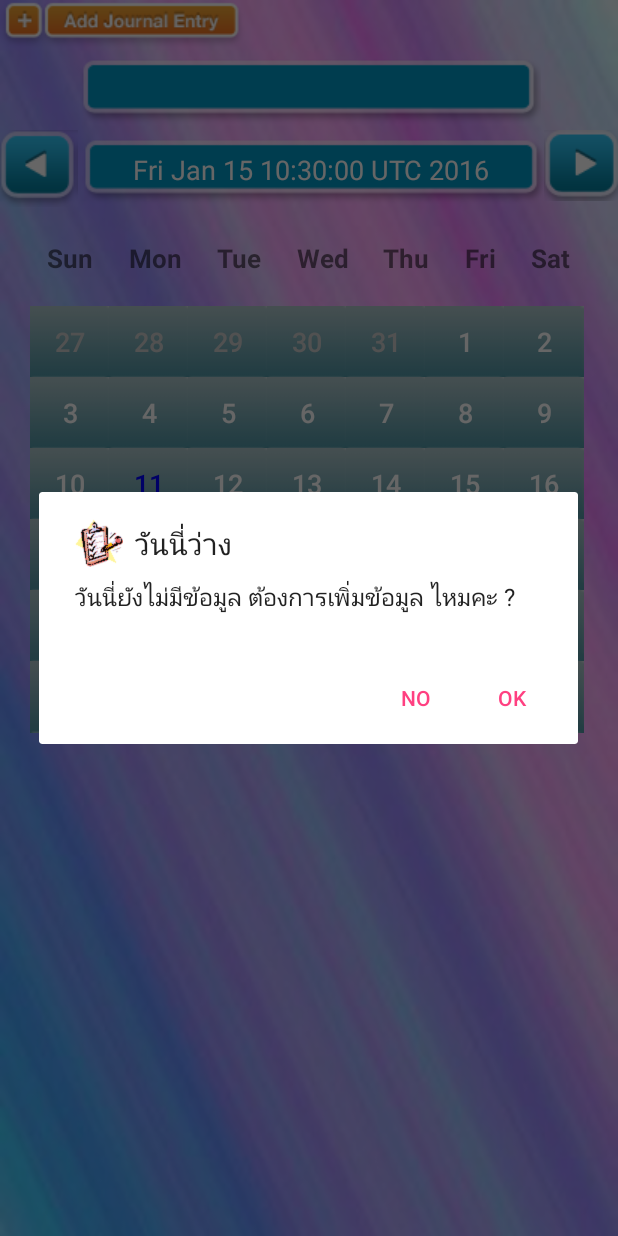
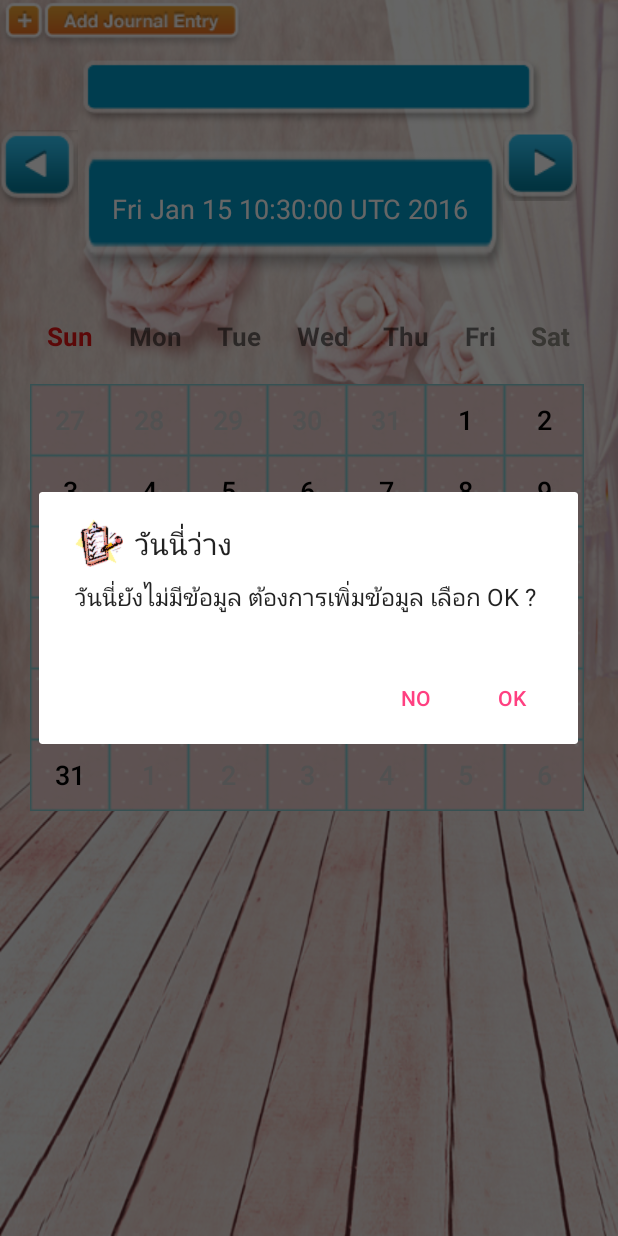
Before and after one commit to sirinrat-3010/Solendar_2, an Android app: the screen it shows after launch (MainActivity), after a tap on an icon or button, on a phone screen of 412 x 824 dp. Run offline under Robolectric (Android 15) with nearby library versions, the light colour scheme and no system bars.

```diff
--- a/app/src/main/java/rtc/amornrat/sirinrat/solendar/MainActivity.java
+++ b/app/src/main/java/rtc/amornrat/sirinrat/solendar/MainActivity.java
@@ -264,10 +264,10 @@ public class MainActivity extends Activity implements OnClickListener {
                 gridcell.setTextColor(Color.LTGRAY);
             }
             if (day_color[1].equals("WHITE")) {
-                gridcell.setTextColor(Color.WHITE);
+                gridcell.setTextColor(Color.BLACK);
             }
             if (position == currentDayOfMonth) {
-                gridcell.setTextColor(Color.BLUE);
+                gridcell.setTextColor(Color.BLACK);
             }
 
             return row;
@@ -313,7 +313,7 @@ public class MainActivity extends Activity implements OnClickListener {
         AlertDialog.Builder objBuilder = new AlertDialog.Builder(this);
         objBuilder.setIcon(R.drawable.icon_myaccount);
         objBuilder.setTitle("วันนี่ว่าง");
-        objBuilder.setMessage("วันนี่ยังไม่มีข้อมูล ต้องการเพิ่มข้อมูล ไหมคะ ? ");
+        objBuilder.setMessage("วันนี่ยังไม่มีข้อมูล ต้องการเพิ่มข้อมูล เลือก OK ? ");
         objBuilder.setCancelable(false);
         objBuilder.setPositiveButton("OK", new DialogInterface.OnClickListener() {
             @Override
--- a/app/src/main/res/layout/activity_main.xml
+++ b/app/src/main/res/layout/activity_main.xml
@@ -38,12 +38,11 @@
         </ImageView>
         <Button
             android:id="@+id/currentMonth"
-            android:layout_weight="0.8"
             android:textColor="#FFFFFF"
             android:textAppearance="?android:attr/textAppearanceMedium"
             android:background="@drawable/button_blue_background"
-            android:layout_width="wrap_content"
-            android:layout_height="wrap_content">
+            android:layout_width="283dp"
+            android:layout_height="105dp">
         </Button>
         <ImageView
             android:id="@+id/nextMonth"
@@ -70,7 +69,8 @@
             android:textSize="@dimen/h2"
             android:textStyle="bold"
             android:layout_weight="1"
-            android:gravity="center_horizontal" />
+            android:gravity="center_horizontal"
+            android:textColor="#e41515" />
 
         <TextView
             android:layout_width="wrap_content"
@@ -130,7 +130,8 @@
             android:textSize="@dimen/h2"
             android:textStyle="bold"
             android:layout_weight="1"
-            android:gravity="center_horizontal" />
+            android:gravity="center_horizontal"
+            android:textColor="#8d8980" />
     </LinearLayout>
 
     <GridView
```
Also changed, not shown: app/src/main/res/drawable/bg3.jpg, app/src/main/res/drawable/calender_bg_blue.png.
